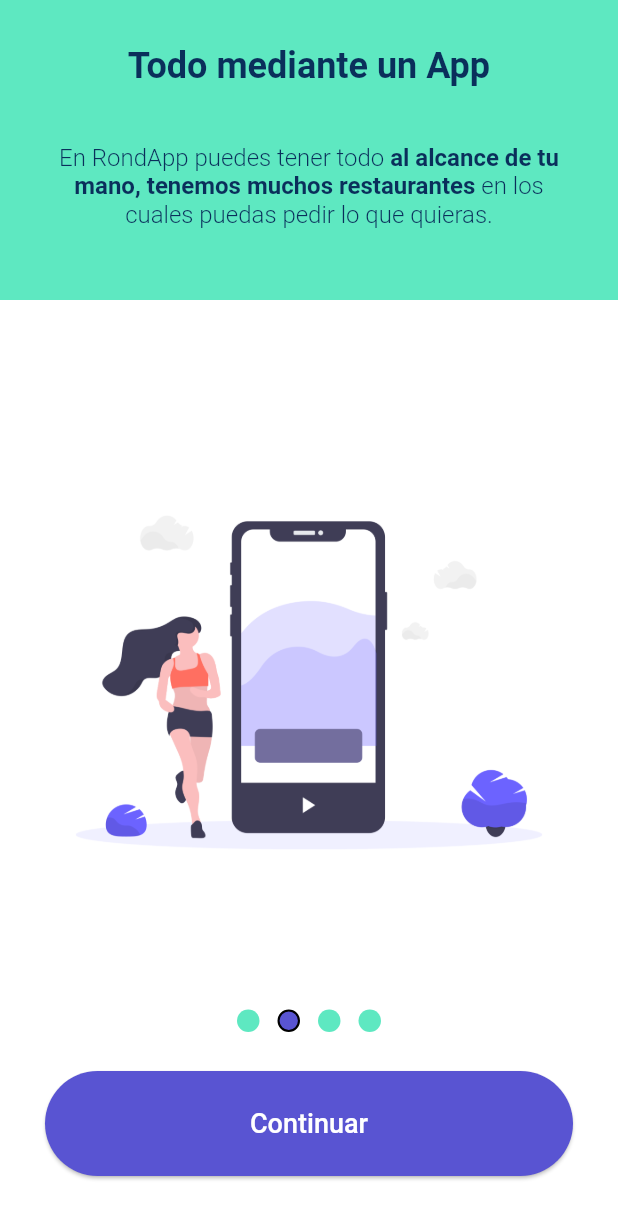
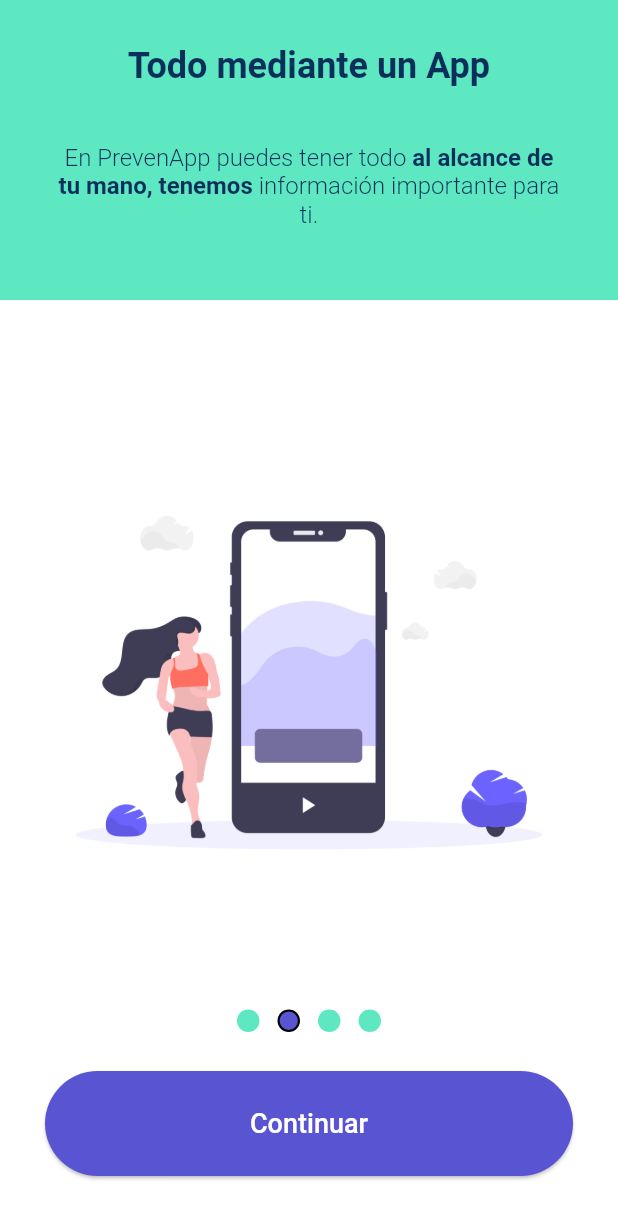
Before and after one commit to srios007/prevenci-n-cardiovascular, a Flutter app: the screen it shows after launch, after a tap on "Continuar", on a phone screen of 412 x 824 dp. Shown: the top 1219 px of the screen. Run offline on Flutter 3.47's test engine with Material 2 defaults, Android fonts, the phone set to English and light mode, and no system bars; drawn by our look-alikes of dots_indicator; our stand-ins replace cached_network_image, cloud_firestore, connectivity_plus, firebase_auth, firebase_core, firebase_storage and 10 more; accounts and stored records are empty.

Commit message:
[ADD] tour, login and register

```diff
--- a/lib/app/modules/home/widgets/custom_drawer.dart
+++ b/lib/app/modules/home/widgets/custom_drawer.dart
@@ -61,7 +61,7 @@ class _LogoHeader extends StatelessWidget {
             padding: const EdgeInsets.only(right: 20),
             child: Center(
               child: Text(
-                'RondApp',
+                'PrevenApp',
                 style: styles.tittleDrawer,
               ),
             ),
--- a/lib/app/modules/onboarding/login/views/login_view.dart
+++ b/lib/app/modules/onboarding/login/views/login_view.dart
@@ -1,12 +1,13 @@
-import 'package:prevencion_cardiovascular/app/widgets/widgets.dart';
-import 'package:prevencion_cardiovascular/app/utils/utils.dart';
-import '../controllers/login_controller.dart';
 import 'package:flutter/cupertino.dart';
 import 'package:flutter/material.dart';
 import 'package:get/get.dart';
-
+import 'package:prevencion_cardiovascular/app/modules/onboarding/login/controllers/login_controller.dart';
+import 'package:prevencion_cardiovascular/app/utils/utils.dart';
+import 'package:prevencion_cardiovascular/app/widgets/widgets.dart';
 
 class LoginView extends GetView<LoginController> {
+  const LoginView({super.key});
+
   @override
   Widget build(BuildContext context) {
     return Scaffold(
@@ -36,7 +37,7 @@ class LoginView extends GetView<LoginController> {
                       ),
                       children: <TextSpan>[
                         TextSpan(
-                          text: 'RondApp',
+                          text: 'PrevenApp',
                           style: TextStyle(
                             fontSize: 24,
                             fontWeight: FontWeight.w900,
--- a/lib/app/modules/tour/views/tour_view.dart
+++ b/lib/app/modules/tour/views/tour_view.dart
@@ -1,15 +1,15 @@
 import 'package:dots_indicator/dots_indicator.dart';
 import 'package:flutter/material.dart';
-
 import 'package:get/get.dart';
+import 'package:prevencion_cardiovascular/app/modules/tour/controllers/tour_controller.dart';
+import 'package:prevencion_cardiovascular/app/modules/tour/widgets/labels.dart';
+import 'package:prevencion_cardiovascular/app/modules/tour/widgets/tour_page.dart';
+import 'package:prevencion_cardiovascular/app/utils/utils.dart';
 import 'package:prevencion_cardiovascular/app/widgets/widgets.dart';
 
-import '../../../utils/utils.dart';
-import '../controllers/tour_controller.dart';
-import '../widgets/labels.dart';
-import '../widgets/tour_page.dart';
+class TourView extends GetView<TourController> {
+  const TourView({super.key});
 
-class TourView extends GetView<TourController> {
   @override
   Widget build(BuildContext context) {
     return WillPopScope(
--- a/lib/app/modules/tour/widgets/labels.dart
+++ b/lib/app/modules/tour/widgets/labels.dart
@@ -37,13 +37,36 @@ class Labels {
     );
   }
 
+  Widget second() {
+    return Padding(
+      padding: const EdgeInsets.fromLTRB(36, 0, 36, 22),
+      child: RichText(
+        textAlign: TextAlign.center,
+        text: TextSpan(
+          text: 'En PrevenApp puedes tener todo ',
+          style: lightStyle,
+          children: <TextSpan>[
+            TextSpan(
+              text: 'al alcance de tu mano, tenemos ',
+              style: boldStyle,
+            ),
+            TextSpan(
+              text: 'información importante para ti.',
+              style: lightStyle,
+            ),
+          ],
+        ),
+      ),
+    );
+  }
+
   Widget third() {
     return Padding(
       padding: const EdgeInsets.fromLTRB(36, 0, 36, 22),
       child: RichText(
         textAlign: TextAlign.center,
         text: TextSpan(
-          text: 'Puedes solicitar tu comida ',
+          text: 'Puedes solicitar información ',
           style: lightStyle,
           children: <TextSpan>[
             TextSpan(
@@ -52,30 +75,6 @@ class Labels {
             ),
             TextSpan(
               text: 'con la mejor atención que nuestro equipo te puede dar.',
-              style: lightStyle,
-            ),
-          ],
-        ),
-      ),
-    );
-  }
-
-  Widget second() {
-    return Padding(
-      padding: const EdgeInsets.fromLTRB(36, 0, 36, 22),
-      child: RichText(
-        textAlign: TextAlign.center,
-        text: TextSpan(
-          text: 'En RondApp puedes tener todo ',
-          style: lightStyle,
-          children: <TextSpan>[
-            TextSpan(
-              text: 'al alcance de tu mano, tenemos ',
-              style: boldStyle,
-            ),
-            TextSpan(text: 'muchos restaurantes ', style: boldStyle),
-            TextSpan(
-              text: 'en los cuales puedas pedir lo que quieras.',
               style: lightStyle,
             ),
           ],
```
Also changed, not shown: lib/app/modules/onboarding/register/views/register_view.dart (+11 -69 lines).
